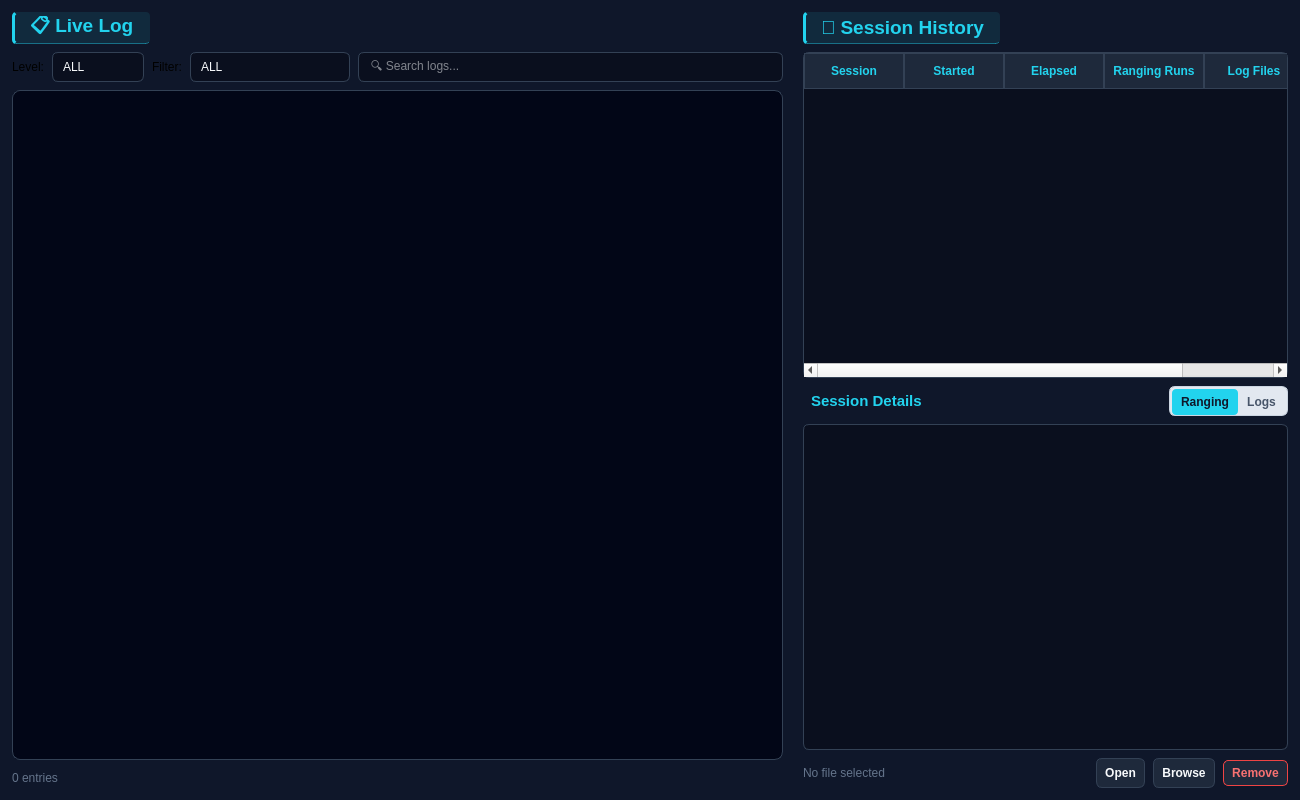
Above: software/uwb_rtls_studio/views/ui/log_tab.ui from phuongmt08/uwb-rtls before the change. Below: the same form after it.
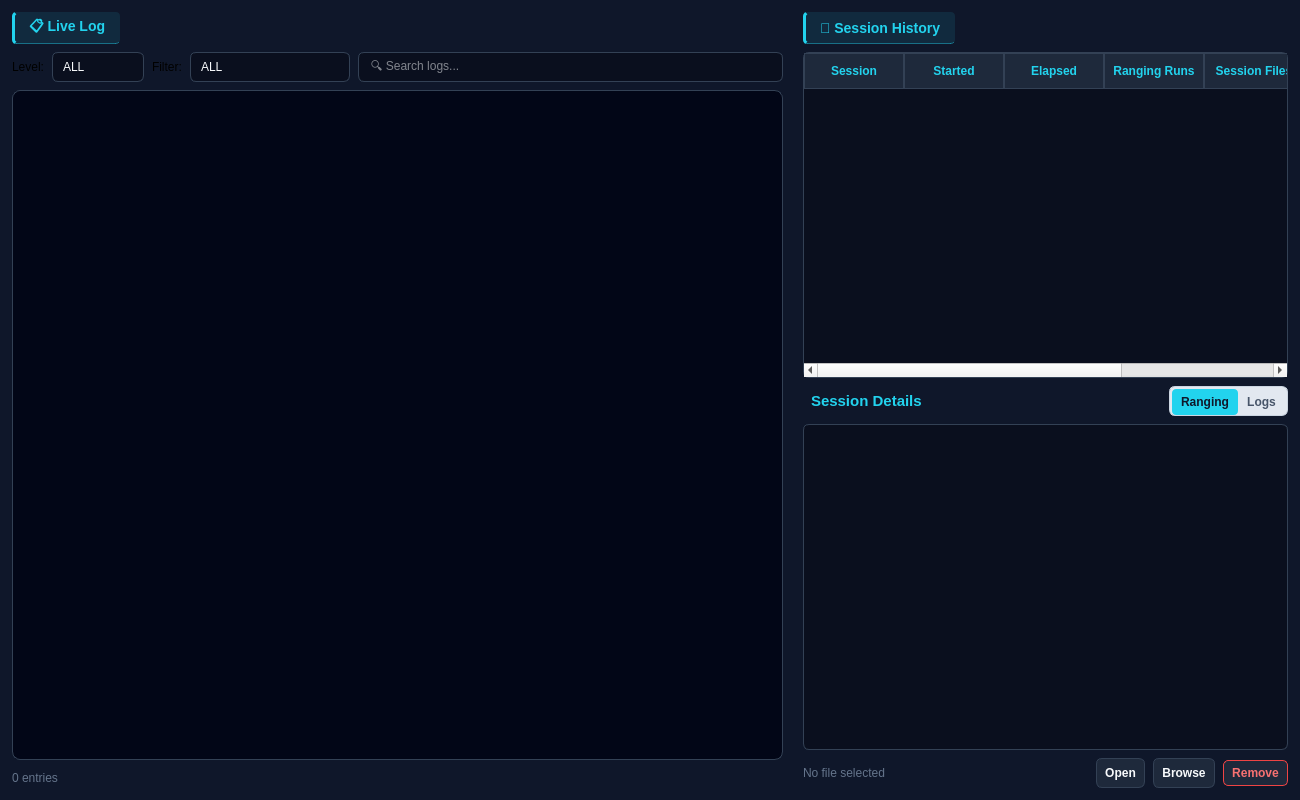
That is the form after the change.

Diff of the .ui file:
```diff
--- a/software/uwb_rtls_studio/views/ui/log_tab.ui
+++ b/software/uwb_rtls_studio/views/ui/log_tab.ui
@@ -86,13 +86,13 @@
            <property name="font">
             <font>
              <family>Segoe UI</family>
-             <pointsize>14</pointsize>
+             <pointsize>10</pointsize>
              <weight>75</weight>
              <bold>true</bold>
             </font>
            </property>
            <property name="styleSheet">
-            <string notr="true">color: #22D3EE; background: rgba(34, 211, 238, 0.10); border-left: 3px solid #22D3EE; border-bottom: 1px solid rgba(34, 211, 238, 0.45); border-radius: 4px; padding: 4px 10px;</string>
+            <string notr="true">color: #22D3EE; background-color: #112A3E; border-left: 3px solid #22D3EE; border-bottom: 1px solid rgba(34, 211, 238, 0.45); border-radius: 4px; padding: 4px 10px; font-family: 'Segoe UI'; font-size: 14px; font-weight: bold;</string>
            </property>
            <property name="text">
             <string>📋 Live Log</string>
@@ -303,13 +303,13 @@
            <property name="font">
             <font>
              <family>Segoe UI</family>
-             <pointsize>14</pointsize>
+             <pointsize>10</pointsize>
              <weight>75</weight>
              <bold>true</bold>
             </font>
            </property>
            <property name="styleSheet">
-            <string notr="true">color: #22D3EE; background: rgba(34, 211, 238, 0.10); border-left: 3px solid #22D3EE; border-bottom: 1px solid rgba(34, 211, 238, 0.45); border-radius: 4px; padding: 4px 10px;</string>
+            <string notr="true">color: #22D3EE; background-color: #112A3E; border-left: 3px solid #22D3EE; border-bottom: 1px solid rgba(34, 211, 238, 0.45); border-radius: 4px; padding: 4px 10px; font-family: 'Segoe UI'; font-size: 14px; font-weight: bold;</string>
            </property>
            <property name="text">
             <string>📂 Session History</string>
@@ -349,7 +349,7 @@
           <enum>QAbstractItemView::SelectRows</enum>
          </property>
          <property name="columnCount">
-          <number>5</number>
+          <number>6</number>
          </property>
          <attribute name="horizontalHeaderStretchLastSection">
           <bool>true</bool>
@@ -379,7 +379,12 @@
          </column>
          <column>
           <property name="text">
-           <string>Log Files</string>
+           <string>Session Files</string>
+          </property>
+         </column>
+         <column>
+          <property name="text">
+           <string>Browser</string>
           </property>
          </column>
         </widget>
```
Left out of the diff: 3 changed lines with no effect on the pictures.
